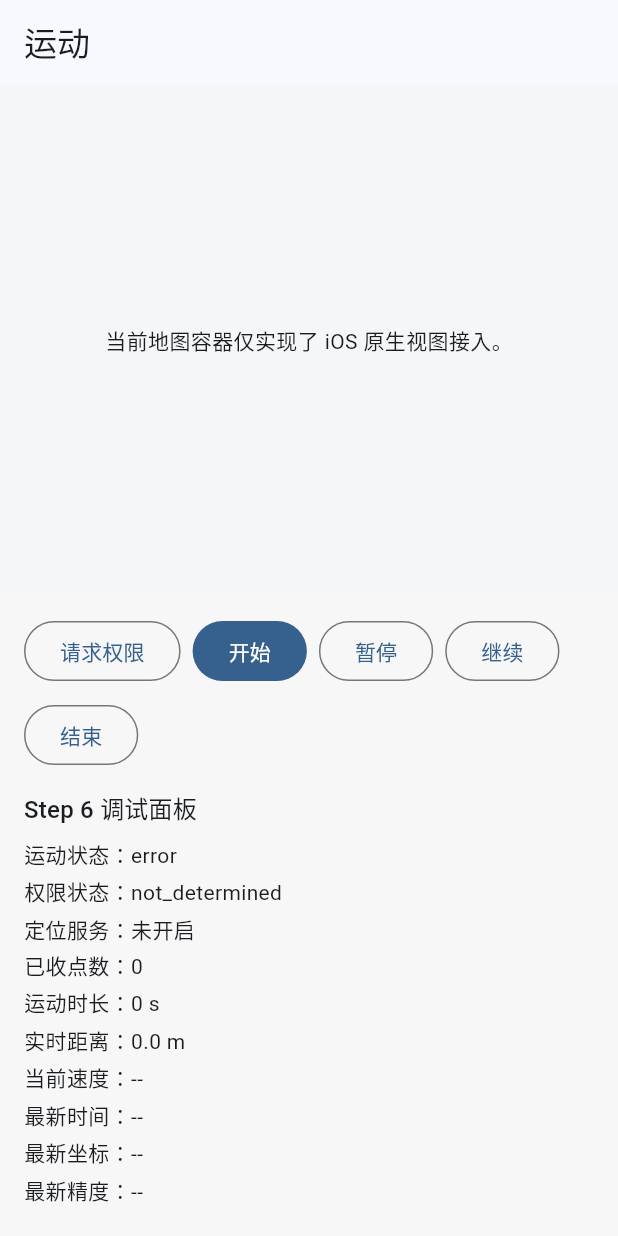
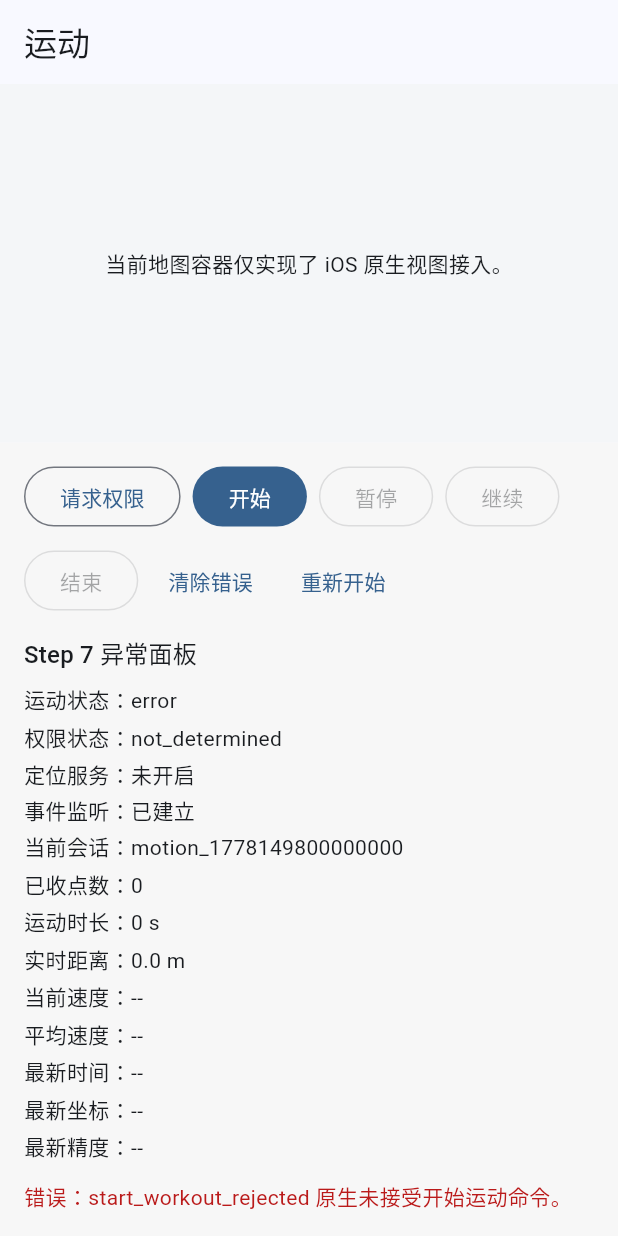
Before and after one commit to DongLiang01/walkWorld, a Flutter app: the screen it shows after launch, after a tap on "开始", on a phone screen of 412 x 824 dp. Run offline on Flutter 3.47's test engine with Material 3 defaults, Android fonts, the phone set to English and light mode, and no system bars; our stand-ins replace flutter_riverpod.

Commit message:
运动页核心交互

```diff
--- a/walkworld/lib/features/motion/application/motion_controller.dart
+++ b/walkworld/lib/features/motion/application/motion_controller.dart
@@ -95,6 +95,14 @@ class MotionController extends Notifier<MotionState> {
     try {
       final result = await _motionService.startWorkout(sessionId: sessionId);
 
+      if (!result.accepted) {
+        _setError(
+          code: 'start_workout_rejected',
+          message: '原生未接受开始运动命令。',
+        );
+        return;
+      }
+
       state = state.copyWith(
         status: result.status,
         currentSessionId: sessionId,
@@ -125,6 +133,15 @@ class MotionController extends Notifier<MotionState> {
 
     try {
       final result = await _motionService.pauseWorkout();
+
+      if (!result.accepted) {
+        _setError(
+          code: 'pause_workout_rejected',
+          message: '原生未接受暂停运动命令。',
+        );
+        return;
+      }
+
       state = state.copyWith(
         status: result.status,
         realtime: state.realtime?.copyWith(status: result.status),
@@ -147,6 +164,15 @@ class MotionController extends Notifier<MotionState> {
 
     try {
       final result = await _motionService.resumeWorkout();
+
+      if (!result.accepted) {
+        _setError(
+          code: 'resume_workout_rejected',
+          message: '原生未接受继续运动命令。',
+        );
+        return;
+      }
+
       state = state.copyWith(
         status: result.status,
         realtime: state.realtime?.copyWith(status: result.status),
@@ -170,12 +196,22 @@ class MotionController extends Notifier<MotionState> {
 
     try {
       final result = await _motionService.stopWorkout();
+
+      if (!result.accepted) {
+        _setError(
+          code: 'stop_workout_rejected',
+          message: '原生未接受结束运动命令。',
+        );
+        return;
+      }
+
       final normalizedSession = _normalizeFinishedSession(result.summary);
 
       state = state.copyWith(
         status: result.status,
         finishedSession: normalizedSession,
         recordedPoints: normalizedSession.points,
+        currentSessionId: null,
         realtime: MotionRealtime(
           status: result.status,
           durationSeconds: normalizedSession.durationSeconds,
@@ -186,6 +222,7 @@ class MotionController extends Notifier<MotionState> {
               ? null
               : normalizedSession.points.last,
         ),
+        sessionStartTime: normalizedSession.startTime,
         error: null,
       );
     } catch (error) {
@@ -234,6 +271,9 @@ class MotionController extends Notifier<MotionState> {
             MotionStatusX.fromValue(event.payload['status'] as String? ?? '');
         state = state.copyWith(
           status: status,
+          currentSessionId: status == MotionStatus.finished
+              ? null
+              : state.currentSessionId,
           error: null,
         );
         break;
@@ -295,10 +335,26 @@ class MotionController extends Notifier<MotionState> {
     final fallbackStartTime = state.sessionStartTime ?? session.startTime;
     final fallbackPoints =
         session.points.isEmpty ? state.recordedPoints : session.points;
+    final fallbackEndTime = session.endTime == 0
+        ? DateTime.now().millisecondsSinceEpoch
+        : session.endTime;
+    final fallbackDurationSeconds = session.durationSeconds > 0
+        ? session.durationSeconds
+        : state.realtime?.durationSeconds ?? 0;
+    final fallbackDistanceMeters = session.totalDistanceMeters > 0
+        ? session.totalDistanceMeters
+        : state.realtime?.distanceMeters ?? 0;
+    final fallbackAverageSpeed = session.averageSpeedMps ??
+        state.realtime?.averageSpeedMps ??
+        state.realtime?.currentSpeedMps;
 
     return session.copyWith(
       sessionId: fallbackSessionId,
       startTime: fallbackStartTime,
+      endTime: fallbackEndTime,
+      durationSeconds: fallbackDurationSeconds,
+      totalDistanceMeters: fallbackDistanceMeters,
+      averageSpeedMps: fallbackAverageSpeed,
       points: fallbackPoints,
     );
   }
--- a/walkworld/lib/features/motion/presentation/pages/motion_page.dart
+++ b/walkworld/lib/features/motion/presentation/pages/motion_page.dart
@@ -8,9 +8,10 @@ import '../widgets/motion_map_view.dart';
 
 /// 运动模块的调试页面入口。
 ///
-/// 当前阶段除了展示 iOS 原生地图，还额外承担 Step 6 的验收职责：
+/// 当前阶段除了展示 iOS 原生地图，还额外承担 Step 7 的联调与验收职责：
 /// 1. 可直接触发权限申请与运动控制命令
 /// 2. 可直接看到 Flutter 是否持续收到原生实时事件
+/// 3. 可直接验证开始、暂停、继续、结束这条核心交互链路
 class MotionPage extends ConsumerStatefulWidget {
   const MotionPage({super.key});
 
@@ -32,11 +33,25 @@ class _MotionPageState extends ConsumerState<MotionPage> {
   Widget build(BuildContext context) {
     final motionState = ref.watch(motionControllerProvider);
     final controller = ref.read(motionControllerProvider.notifier);
+    final theme = Theme.of(context);
     final latestPoint =
         motionState.realtime?.latestPoint ??
         (motionState.recordedPoints.isNotEmpty
             ? motionState.recordedPoints.last
             : null);
+    final canRequestPermission = motionState.status != MotionStatus.preparing;
+    final canStart = motionState.status == MotionStatus.idle ||
+        motionState.status == MotionStatus.finished ||
+        motionState.status == MotionStatus.error;
+    final canPause = motionState.status == MotionStatus.running;
+    final canResume = motionState.status == MotionStatus.paused;
+    final canStop = motionState.status == MotionStatus.running ||
+        motionState.status == MotionStatus.paused;
+    final panelTitle = switch (motionState.status) {
+      MotionStatus.finished => 'Step 7 结果面板',
+      MotionStatus.error => 'Step 7 异常面板',
+      _ => 'Step 7 交互调试面板',
+    };
 
     return Scaffold(
       appBar: AppBar(
@@ -69,31 +84,53 @@ class _MotionPageState extends ConsumerState<MotionPage> {
                     runSpacing: 8,
                     children: [
                       OutlinedButton(
-                        onPressed: controller.requestLocationPermission,
+                        onPressed: canRequestPermission
+                            ? controller.requestLocationPermission
+                            : null,
                         child: const Text('请求权限'),
                       ),
                       FilledButton(
-                        onPressed: controller.startWorkout,
+                        onPressed: canStart ? controller.startWorkout : null,
                         child: const Text('开始'),
                       ),
                       OutlinedButton(
-                        onPressed: controller.pauseWorkout,
+                        onPressed: canPause ? controller.pauseWorkout : null,
                         child: const Text('暂停'),
                       ),
                       OutlinedButton(
-                        onPressed: controller.resumeWorkout,
+                        onPressed: canResume ? controller.resumeWorkout : null,
                         child: const Text('继续'),
                       ),
                       OutlinedButton(
-                        onPressed: controller.stopWorkout,
+                        onPressed: canStop ? controller.stopWorkout : null,
                         child: const Text('结束'),
                       ),
+                      if (motionState.error != null)
+                        TextButton(
+                          onPressed: controller.clearError,
+                          child: const Text('清除错误'),
+                        ),
+                      if (motionState.status == MotionStatus.finished)
+                        TextButton(
+                          onPressed: controller.startWorkout,
+                          child: const Text('再来一次'),
+                        ),
+                      if (motionState.status == MotionStatus.error && canStart)
+                        TextButton(
+                          onPressed: controller.startWorkout,
+                          child: const Text('重新开始'),
+                        ),
+                      if (motionState.status == MotionStatus.paused)
+                        TextButton(
+                          onPressed: controller.stopWorkout,
+                          child: const Text('暂停后结束'),
+                        ),
                     ],
                   ),
                   const SizedBox(height: 12),
                   Text(
-                    'Step 6 调试面板',
-                    style: Theme.of(context).textTheme.titleMedium,
+                    panelTitle,
+                    style: theme.textTheme.titleMedium,
                   ),
                   const SizedBox(height: 8),
                   _DebugField(
@@ -109,6 +146,14 @@ class _MotionPageState extends ConsumerState<MotionPage> {
                     value: motionState.locationServiceEnabled == null
                         ? '未知'
                         : (motionState.locationServiceEnabled! ? '已开启' : '未开启'),
+                  ),
+                  _DebugField(
+                    label: '事件监听',
+                    value: motionState.isEventListening ? '已建立' : '未建立',
+                  ),
+                  _DebugField(
+                    label: '当前会话',
+                    value: motionState.currentSessionId ?? '--',
                   ),
                   _DebugField(
                     label: '已收点数',
@@ -133,6 +178,12 @@ class _MotionPageState extends ConsumerState<MotionPage> {
                         : '${motionState.realtime!.currentSpeedMps!.toStringAsFixed(2)} m/s',
                   ),
                   _DebugField(
+                    label: '平均速度',
+                    value: motionState.realtime?.averageSpeedMps == null
+                        ? '--'
+                        : '${motionState.realtime!.averageSpeedMps!.toStringAsFixed(2)} m/s',
+                  ),
+                  _DebugField(
                     label: '最新时间',
                     value: latestPoint == null
                         ? '--'
@@ -150,13 +201,46 @@ class _MotionPageState extends ConsumerState<MotionPage> {
                         ? '--'
                         : '${latestPoint!.accuracyMeters!.toStringAsFixed(1)} m',
                   ),
+                  if (motionState.finishedSession != null) ...[
+                    const SizedBox(height: 8),
+                    Text(
+                      '本次结果',
+                      style: theme.textTheme.titleSmall,
+                    ),
+                    const SizedBox(height: 4),
+                    _DebugField(
+                      label: '开始时间',
+                      value: _formatTimestamp(
+                        motionState.finishedSession!.startTime,
+                      ),
+                    ),
+                    _DebugField(
+                      label: '结束时间',
+                      value: _formatTimestamp(
+                        motionState.finishedSession!.endTime,
+                      ),
+                    ),
+                    _DebugField(
+                      label: '总时长',
+                      value: '${motionState.finishedSession!.durationSeconds} s',
+                    ),
+                    _DebugField(
+                      label: '总距离',
+                      value:
+                          '${motionState.finishedSession!.totalDistanceMeters.toStringAsFixed(1)} m',
+                    ),
+                    _DebugField(
+                      label: '轨迹点数',
+                      value: '${motionState.finishedSession!.points.length}',
+                    ),
+                  ],
                   if (motionState.error != null) ...[
                     const SizedBox(height: 8),
                     Text(
                       '错误：${motionState.error!.code} ${motionState.error!.message}'
                       '${motionState.error!.detail == null ? '' : '\n${motionState.error!.detail}'}',
                       style: TextStyle(
-                        color: Theme.of(context).colorScheme.error,
+                        color: theme.colorScheme.error,
                       ),
                     ),
                   ],
```
Also changed, not shown: 2 other files.
